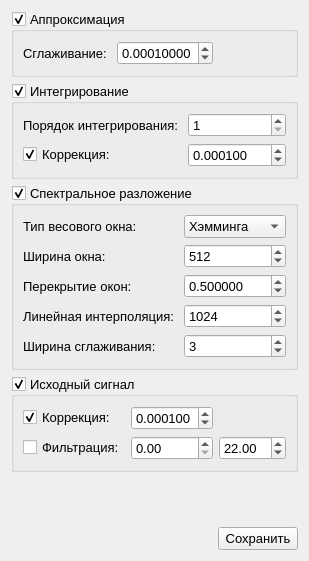
Qt form gui/SignalCharacteristicsWindow.ui (Qinterfly/EvalSig) before a commit.
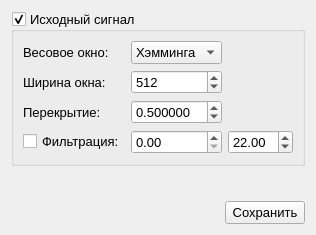
The same form after that commit.

```diff
--- a/gui/SignalCharacteristicsWindow.ui
+++ b/gui/SignalCharacteristicsWindow.ui
@@ -9,8 +9,8 @@
    <rect>
     <x>0</x>
     <y>0</y>
-    <width>309</width>
-    <height>561</height>
+    <width>316</width>
+    <height>235</height>
    </rect>
   </property>
   <property name="sizePolicy">
@@ -32,135 +32,28 @@
   </property>
   <layout class="QVBoxLayout" name="verticalLayout_2">
    <item>
-    <widget class="QGroupBox" name="groupBoxApproximation">
-     <property name="sizePolicy">
-      <sizepolicy hsizetype="Preferred" vsizetype="Minimum">
-       <horstretch>0</horstretch>
-       <verstretch>0</verstretch>
-      </sizepolicy>
-     </property>
+    <widget class="QGroupBox" name="groupBoxChoosedSignal">
      <property name="title">
-      <string>Аппроксимация</string>
+      <string>Исходный сигнал</string>
      </property>
      <property name="checkable">
       <bool>true</bool>
      </property>
-     <layout class="QGridLayout" name="gridLayout">
-      <item row="0" column="1">
-       <widget class="QDoubleSpinBox" name="spinBoxApproximationSmoothFactor">
-        <property name="decimals">
-         <number>8</number>
-        </property>
-        <property name="maximum">
-         <double>1.000000000000000</double>
-        </property>
+     <layout class="QGridLayout" name="gridLayout_5">
+      <item row="3" column="1">
+       <widget class="QDoubleSpinBox" name="spinBoxChoosedSignalLowerFrequency">
         <property name="stepType">
          <enum>QAbstractSpinBox::AdaptiveDecimalStepType</enum>
-        </property>
-        <property name="value">
-         <double>0.000100000000000</double>
-        </property>
-       </widget>
-      </item>
-      <item row="0" column="0">
-       <widget class="QLabel" name="labelApproximationSmoothFactor">
-        <property name="text">
-         <string>Cглаживание: </string>
-        </property>
-       </widget>
-      </item>
-      <item row="0" column="2">
-       <spacer name="horizontalSpacerApproximationSmoothFactor">
-        <property name="orientation">
-         <enum>Qt::Horizontal</enum>
-        </property>
-        <property name="sizeHint" stdset="0">
-         <size>
-          <width>40</width>
-          <height>20</height>
-         </size>
-        </property>
-       </spacer>
-      </item>
-     </layout>
-    </widget>
-   </item>
-   <item>
-    <widget class="QGroupBox" name="groupBoxIntegration">
-     <property name="sizePolicy">
-      <sizepolicy hsizetype="Preferred" vsizetype="Minimum">
-       <horstretch>0</horstretch>
-       <verstretch>0</verstretch>
-      </sizepolicy>
-     </property>
-     <property name="title">
-      <string>Интегрирование</string>
-     </property>
-     <property name="checkable">
-      <bool>true</bool>
-     </property>
-     <layout class="QGridLayout" name="gridLayout_3">
-      <item row="0" column="1">
-       <widget class="QSpinBox" name="spinBoxIntegrationOrder">
-        <property name="minimum">
-         <number>1</number>
-        </property>
-        <property name="maximum">
-         <number>10</number>
         </property>
        </widget>
       </item>
       <item row="1" column="0">
-       <widget class="QCheckBox" name="checkBoxIntegrationCorrection">
+       <widget class="QLabel" name="labelWeightWindowWidth">
         <property name="text">
-         <string>Коррекция:</string>
+         <string>Ширина окна: </string>
         </property>
-        <property name="checked">
-         <bool>true</bool>
-        </property>
        </widget>
       </item>
-      <item row="0" column="0">
-       <widget class="QLabel" name="labelIntegrationOrder">
-        <property name="text">
-         <string>Порядок интегрирования: </string>
-        </property>
-       </widget>
-      </item>
-      <item row="1" column="1">
-       <widget class="QDoubleSpinBox" name="spinBoxIntegrationCorrectionFactor">
-        <property name="decimals">
-         <number>6</number>
-        </property>
-        <property name="maximum">
-         <double>1.000000000000000</double>
-        </property>
-        <property name="stepType">
-         <enum>QAbstractSpinBox::AdaptiveDecimalStepType</enum>
-        </property>
-        <property name="value">
-         <double>0.000100000000000</double>
-        </property>
-       </widget>
-      </item>
-     </layout>
-    </widget>
-   </item>
-   <item>
-    <widget class="QGroupBox" name="groupBoxPowerSpectralDensity">
-     <property name="sizePolicy">
-      <sizepolicy hsizetype="Preferred" vsizetype="Minimum">
-       <horstretch>0</horstretch>
-       <verstretch>0</verstretch>
-      </sizepolicy>
-     </property>
-     <property name="title">
-      <string>Спектральное разложение</string>
-     </property>
-     <property name="checkable">
-      <bool>true</bool>
-     </property>
-     <layout class="QGridLayout" name="gridLayout_4">
       <item row="2" column="1">
        <widget class="QDoubleSpinBox" name="spinBoxOverlapFactor">
         <property name="decimals">
@@ -177,66 +70,51 @@
         </property>
        </widget>
       </item>
-      <item row="3" column="1">
-       <widget class="QSpinBox" name="spinBoxSpectrumInterpolation">
-        <property name="minimum">
-         <number>2</number>
-        </property>
-        <property name="maximum">
-         <number>10000</number>
-        </property>
-        <property name="stepType">
-         <enum>QAbstractSpinBox::AdaptiveDecimalStepType</enum>
-        </property>
-        <property name="value">
-         <number>1024</number>
-        </property>
-       </widget>
-      </item>
-      <item row="4" column="0">
-       <widget class="QLabel" name="labelSmoothWidth">
-        <property name="text">
-         <string>Ширина сглаживания:</string>
-        </property>
-       </widget>
-      </item>
-      <item row="0" column="0">
-       <widget class="QLabel" name="labelWeightWindowType">
-        <property name="text">
-         <string>Тип весового окна:</string>
-        </property>
+      <item row="0" column="1">
+       <widget class="QComboBox" name="comboBoxWeightWindowType">
+        <item>
+         <property name="text">
+          <string>Хэмминга</string>
+         </property>
+        </item>
+        <item>
+         <property name="text">
+          <string>Ханна</string>
+         </property>
+        </item>
+        <item>
+         <property name="text">
+          <string>Блэкмана</string>
+         </property>
+        </item>
        </widget>
       </item>
       <item row="2" column="0">
        <widget class="QLabel" name="labelOverlapFactor">
         <property name="text">
-         <string>Перекрытие окон:</string>
+         <string>Перекрытие:</string>
         </property>
        </widget>
       </item>
-      <item row="1" column="0">
-       <widget class="QLabel" name="labelWeightWindowWidth">
+      <item row="0" column="0">
+       <widget class="QLabel" name="labelWeightWindowType">
         <property name="text">
-         <string>Ширина окна: </string>
+         <string>Весовое окно:</string>
         </property>
        </widget>
       </item>
-      <item row="3" column="0">
-       <widget class="QLabel" name="labelSpectrumInterpolation">
-        <property name="text">
-         <string>Линейная интерполяция: </string>
+      <item row="1" column="2">
+       <spacer name="horizontalSpacerWegihtWindowWidth">
+        <property name="orientation">
+         <enum>Qt::Horizontal</enum>
         </property>
-       </widget>
-      </item>
-      <item row="4" column="1">
-       <widget class="QSpinBox" name="spinBoxSmoothWidth">
-        <property name="maximum">
-         <number>2048</number>
+        <property name="sizeHint" stdset="0">
+         <size>
+          <width>40</width>
+          <height>20</height>
+         </size>
         </property>
-        <property name="value">
-         <number>3</number>
-        </property>
-       </widget>
+       </spacer>
       </item>
       <item row="1" column="1">
        <widget class="QSpinBox" name="spinBoxWeightWindowWidth">
@@ -251,91 +129,14 @@
         </property>
        </widget>
       </item>
-      <item row="0" column="1">
-       <widget class="QComboBox" name="comboBoxWeightWindowType">
-        <item>
-         <property name="text">
-          <string>Хэмминга</string>
-         </property>
-        </item>
-        <item>
-         <property name="text">
-          <string>Ханна</string>
-         </property>
-        </item>
-        <item>
-         <property name="text">
-          <string>Блэкмана</string>
-         </property>
-        </item>
-       </widget>
-      </item>
-     </layout>
-    </widget>
-   </item>
-   <item>
-    <widget class="QGroupBox" name="groupBoxChoosedSignal">
-     <property name="title">
-      <string>Исходный сигнал</string>
-     </property>
-     <property name="checkable">
-      <bool>true</bool>
-     </property>
-     <layout class="QGridLayout" name="gridLayout_5">
-      <item row="0" column="1">
-       <widget class="QDoubleSpinBox" name="spinBoxChoosedSignalCorrectionFactor">
-        <property name="decimals">
-         <number>6</number>
-        </property>
-        <property name="maximum">
-         <double>1.000000000000000</double>
-        </property>
-        <property name="stepType">
-         <enum>QAbstractSpinBox::AdaptiveDecimalStepType</enum>
-        </property>
-        <property name="value">
-         <double>0.000100000000000</double>
-        </property>
-       </widget>
-      </item>
-      <item row="0" column="0">
-       <widget class="QCheckBox" name="checkBoxChoosedSignalCorrectionFactor">
-        <property name="text">
-         <string>Коррекция:</string>
-        </property>
-        <property name="checked">
-         <bool>true</bool>
-        </property>
-       </widget>
-      </item>
-      <item row="1" column="0">
+      <item row="3" column="0">
        <widget class="QCheckBox" name="checkBoxChoosedSignalFiltration">
         <property name="text">
          <string>Фильтрация:</string>
         </property>
        </widget>
       </item>
-      <item row="1" column="1">
-       <widget class="QDoubleSpinBox" name="spinBoxChoosedSignalLowerFrequency">
-        <property name="stepType">
-         <enum>QAbstractSpinBox::AdaptiveDecimalStepType</enum>
-        </property>
-       </widget>
-      </item>
-      <item row="0" column="2">
-       <spacer name="horizontalSpacerChoosedSignal">
-        <property name="orientation">
-         <enum>Qt::Horizontal</enum>
-        </property>
-        <property name="sizeHint" stdset="0">
-         <size>
-          <width>40</width>
-          <height>20</height>
-         </size>
-        </property>
-       </spacer>
-      </item>
-      <item row="1" column="2">
+      <item row="3" column="2">
        <widget class="QDoubleSpinBox" name="spinBoxChoosedSignalUpperFrequency">
         <property name="stepType">
          <enum>QAbstractSpinBox::AdaptiveDecimalStepType</enum>
@@ -345,6 +146,32 @@
         </property>
        </widget>
       </item>
+      <item row="0" column="2">
+       <spacer name="horizontalSpacerWeigthWindowType">
+        <property name="orientation">
+         <enum>Qt::Horizontal</enum>
+        </property>
+        <property name="sizeHint" stdset="0">
+         <size>
+          <width>40</width>
+          <height>20</height>
+         </size>
+        </property>
+       </spacer>
+      </item>
+      <item row="2" column="2">
+       <spacer name="horizontalSpacerOverlapFactor">
+        <property name="orientation">
+         <enum>Qt::Horizontal</enum>
+        </property>
+        <property name="sizeHint" stdset="0">
+         <size>
+          <width>40</width>
+          <height>20</height>
+         </size>
+        </property>
+       </spacer>
+      </item>
      </layout>
     </widget>
    </item>
```
